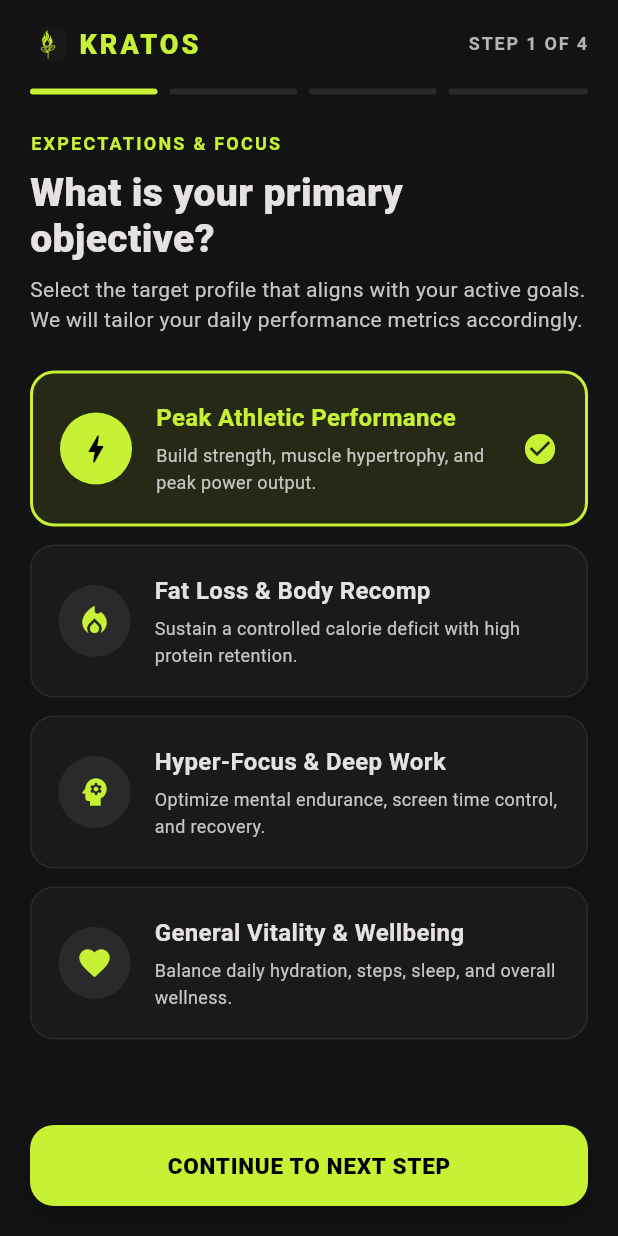
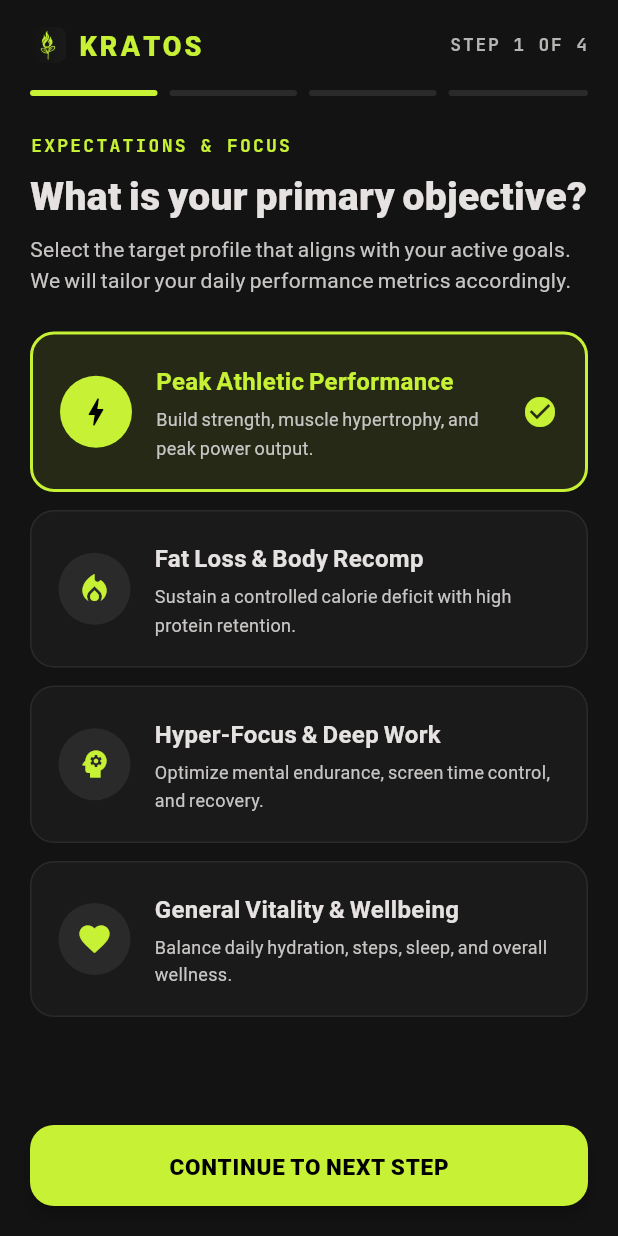
Before and after one commit to pranjalchaplot/kratos_health, a Flutter app: the screen it shows after launch, on a phone screen of 412 x 824 dp. Run offline on Flutter 3.47's test engine with Material 3 defaults, Android fonts, the phone set to English and light mode, and no system bars; our stand-ins replace google_fonts, pedometer, permission_handler, shared_preferences; missing offline and left inert: app_usage; Roboto replaces fonts that are missing (Geist).

Commit message:
feat: implement theme, typography systems, and state provider for Kratos and Soma

```diff
--- /dev/null
+++ b/lib/core/fonts.dart
@@ -0,0 +1,6 @@
+/// Core Fonts export for the KRATOS app.
+///
+/// Provides access to [KratosFonts] and [AppFonts].
+library;
+
+export '../theme/kratos_fonts.dart';
--- /dev/null
+++ b/lib/theme/kratos_fonts.dart
@@ -0,0 +1,369 @@
+import 'package:flutter/material.dart';
+import 'package:google_fonts/google_fonts.dart';
+import 'kratos_theme.dart';
+
+/// Central Core Fonts & Typography Helper for KRATOS.
+///
+/// Defines:
+/// - [primary]: Plus Jakarta Sans (ultra-clean, modern geometric grotesque sans-serif)
+/// - [secondary] / [mono]: JetBrains Mono (high-tech biometric telemetry, numbers, metrics, HUD labels)
+/// - [display]: Space Grotesk (futuristic, bold performance headers and badges)
+class KratosFonts {
+  // --- Font Family Names ---
+  /// Primary font family name (Plus Jakarta Sans)
+  static String? get primaryFamily => GoogleFonts.plusJakartaSans().fontFamily;
+
+  /// Secondary / Monospace font family name (JetBrains Mono)
+  static String? get secondaryFamily => GoogleFonts.jetBrainsMono().fontFamily;
+
+  /// Alias for secondary font family name
+  static String? get monoFamily => secondaryFamily;
+
+  /// Display / Accent font family name (Space Grotesk)
+  static String? get displayFamily => GoogleFonts.spaceGrotesk().fontFamily;
+
+  // --- Dynamic Style Builders ---
+
+  /// Builds a [TextStyle] using the Primary Font (Plus Jakarta Sans).
+  /// Perfect for headings, titles, buttons, body copy, and general UI.
+  static TextStyle primary({
+    TextStyle? textStyle,
+    Color? color,
+    Color? backgroundColor,
+    double? fontSize,
+    FontWeight? fontWeight,
+    FontStyle? fontStyle,
+    double? letterSpacing,
+    double? wordSpacing,
+    TextBaseline? textBaseline,
+    double? height,
+    Locale? locale,
+    Paint? foreground,
+    Paint? background,
+    List<Shadow>? shadows,
+    List<FontFeature>? fontFeatures,
+    TextDecoration? decoration,
+    Color? decorationColor,
+    TextDecorationStyle? decorationStyle,
+    double? decorationThickness,
+  }) {
+    return GoogleFonts.plusJakartaSans(
+      textStyle: textStyle,
+      color: color,
+      backgroundColor: backgroundColor,
+      fontSize: fontSize,
+      fontWeight: fontWeight,
+      fontStyle: fontStyle,
+      letterSpacing: letterSpacing,
+      wordSpacing: wordSpacing,
+      textBaseline: textBaseline,
+      height: height,
+      locale: locale,
+      foreground: foreground,
+      background: background,
+      shadows: shadows,
+      fontFeatures: fontFeatures,
+      decoration: decoration,
+      decorationColor: decorationColor,
+      decorationStyle: decorationStyle,
+      decorationThickness: decorationThickness,
+    );
+  }
+
+  /// Builds a [TextStyle] using the Secondary / Monospace Font (JetBrains Mono).
+  /// Perfect for biometrics, calories, timers, sets/reps, telemetry stats, and badges.
+  static TextStyle secondary({
+    TextStyle? textStyle,
+    Color? color,
+    Color? backgroundColor,
+    double? fontSize,
+    FontWeight? fontWeight,
+    FontStyle? fontStyle,
+    double? letterSpacing,
+    double? wordSpacing,
+    TextBaseline? textBaseline,
+    double? height,
+    Locale? locale,
+    Paint? foreground,
+    Paint? background,
+    List<Shadow>? shadows,
+    List<FontFeature>? fontFeatures,
+    TextDecoration? decoration,
+    Color? decorationColor,
+    TextDecorationStyle? decorationStyle,
+    double? decorationThickness,
+  }) {
+    return GoogleFonts.jetBrainsMono(
+      textStyle: textStyle,
+      color: color,
+      backgroundColor: backgroundColor,
+      fontSize: fontSize,
+      fontWeight: fontWeight,
+      fontStyle: fontStyle,
+      letterSpacing: letterSpacing,
+      wordSpacing: wordSpacing,
+      textBaseline: textBaseline,
+      height: height,
+      locale: locale,
+      foreground: foreground,
+      background: background,
+      shadows: shadows,
+      fontFeatures: fontFeatures,
+      decoration: decoration,
+      decorationColor: decorationColor,
+      decorationStyle: decorationStyle,
+      decorationThickness: decorationThickness,
+    );
+  }
+
+  /// Alias for [secondary] font builder (JetBrains Mono).
+  static TextStyle mono({
+    TextStyle? textStyle,
+    Color? color,
+    Color? backgroundColor,
+    double? fontSize,
+    FontWeight? fontWeight,
+    FontStyle? fontStyle,
+    double? letterSpacing,
+    double? wordSpacing,
+    TextBaseline? textBaseline,
+    double? height,
+    Locale? locale,
+    Paint? foreground,
+    Paint? background,
+    List<Shadow>? shadows,
+    List<FontFeature>? fontFeatures,
+    TextDecoration? decoration,
+    Color? decorationColor,
+    TextDecorationStyle? decorationStyle,
+    double? decorationThickness,
+  }) =>
+      secondary(
+        textStyle: textStyle,
+        color: color,
+        backgroundColor: backgroundColor,
+        fontSize: fontSize,
+        fontWeight: fontWeight,
+        fontStyle: fontStyle,
+        letterSpacing: letterSpacing,
+        wordSpacing: wordSpacing,
+        textBaseline: textBaseline,
+        height: height,
+        locale: locale,
+        foreground: foreground,
+        background: background,
+        shadows: shadows,
+        fontFeatures: fontFeatures,
+        decoration: decoration,
+        decorationColor: decorationColor,
+        decorationStyle: decorationStyle,
+        decorationThickness: decorationThickness,
+      );
+
+  /// Builds a [TextStyle] using the futuristic Display Font (Space Grotesk).
+  /// Great for hero titles, motivational quotes, and banner headings.
+  static TextStyle display({
+    TextStyle? textStyle,
+    Color? color,
+    Color? backgroundColor,
+    double? fontSize,
+    FontWeight? fontWeight,
+    FontStyle? fontStyle,
+    double? letterSpacing,
+    double? wordSpacing,
+    TextBaseline? textBaseline,
+    double? height,
+    Locale? locale,
+    Paint? foreground,
+    Paint? background,
+    List<Shadow>? shadows,
+    List<FontFeature>? fontFeatures,
+    TextDecoration? decoration,
+    Color? decorationColor,
+    TextDecorationStyle? decorationStyle,
+    double? decorationThickness,
+  }) {
+    return GoogleFonts.spaceGrotesk(
+      textStyle: textStyle,
+      color: color,
+      backgroundColor: backgroundColor,
+      fontSize: fontSize,
+      fontWeight: fontWeight,
+      fontStyle: fontStyle,
+      letterSpacing: letterSpacing,
+      wordSpacing: wordSpacing,
+      textBaseline: textBaseline,
+      height: height,
+      locale: locale,
+      foreground: foreground,
+      background: background,
+      shadows: shadows,
+      fontFeatures: fontFeatures,
+      decoration: decoration,
+      decorationColor: decorationColor,
+      decorationStyle: decorationStyle,
+      decorationThickness: decorationThickness,
+    );
+  }
+
+  // --- Ready-to-Use Typography Presets ---
+
+  // Primary Font Presets (Plus Jakarta Sans)
+  static TextStyle get displayLarge => primary(
+        fontSize: 48,
+        fontWeight: FontWeight.w800,
+        height: 1.1,
+        letterSpacing: -1.92,
+        color: KratosColors.onSurface,
+      );
+
+  static TextStyle get headlineLarge => primary(
+        fontSize: 32,
+        fontWeight: FontWeight.w700,
+        height: 1.2,
+        letterSpacing: -0.64,
+        color: KratosColors.onSurface,
+      );
+
+  static TextStyle get headlineMedium => primary(
+        fontSize: 24,
+        fontWeight: FontWeight.w700,
+        height: 1.2,
+        letterSpacing: -0.32,
+        color: KratosColors.onSurface,
+      );
+
+  static TextStyle get headlineSmall => primary(
+        fontSize: 20,
+        fontWeight: FontWeight.w700,
+        height: 1.3,
+        color: KratosColors.onSurface,
+      );
+
+  static TextStyle get titleLarge => primary(
+        fontSize: 20,
+        fontWeight: FontWeight.w600,
+        height: 1.3,
+        color: KratosColors.onSurface,
+      );
+
+  static TextStyle get titleMedium => primary(
+        fontSize: 16,
+        fontWeight: FontWeight.w600,
+        height: 1.4,
+        color: KratosColors.onSurface,
+      );
+
+  static TextStyle get titleSmall => primary(
+        fontSize: 14,
+        fontWeight: FontWeight.w600,
+        height: 1.4,
+        color: KratosColors.onSurface,
+      );
+
+  static TextStyle get bodyLarge => primary(
+        fontSize: 16,
+        fontWeight: FontWeight.w400,
+        height: 1.5,
+        color: KratosColors.onSurface,
+      );
+
+  static TextStyle get bodyMedium => primary(
+        fontSize: 14,
+        fontWeight: FontWeight.w400,
+        height: 1.5,
+        color: KratosColors.onSurface,
+      );
+
+  static TextStyle get bodySmall => primary(
+        fontSize: 12,
+        fontWeight: FontWeight.w400,
+        height: 1.4,
+        color: KratosColors.onSecondaryContainer,
+      );
+
+  static TextStyle get labelLarge => primary(
+        fontSize: 14,
+        fontWeight: FontWeight.w600,
+        letterSpacing: 0.1,
+        color: KratosColors.onSurface,
+      );
+
+  // Secondary Font Presets (JetBrains Mono)
+  static TextStyle get labelCaps => secondary(
+        fontSize: 11,
+        fontWeight: FontWeight.w700,
+        letterSpacing: 1.2,
+        color: KratosColors.onSecondaryContainer,
+      );
+
+  static TextStyle get metricHuge => secondary(
+        fontSize: 36,
+        fontWeight: FontWeight.w800,
+        letterSpacing: -1.0,
+        height: 1.0,
+        color: KratosColors.onSurface,
+      );
+
+  static TextStyle get metricLarge => secondary(
+        fontSize: 24,
+        fontWeight: FontWeight.w700,
+        letterSpacing: -0.5,
+        height: 1.0,
+        color: KratosColors.onSurface,
+      );
+
+  static TextStyle get metricMedium => secondary(
+        fontSize: 18,
+        fontWeight: FontWeight.w700,
+        letterSpacing: -0.2,
+        color: KratosColors.onSurface,
+      );
+
+  static TextStyle get metricSmall => secondary(
+        fontSize: 14,
+        fontWeight: FontWeight.w600,
+        color: KratosColors.onSurface,
+      );
+
+  static TextStyle get dataReadout => secondary(
+        fontSize: 12,
+        fontWeight: FontWeight.w500,
+        letterSpacing: 0.4,
+        color: KratosColors.onSurface,
+      );
+
+  // --- Theme Generator ---
+
+  /// Builds a complete [TextTheme] for KRATOS using the primary and secondary fonts.
+  static TextTheme createTextTheme([Color defaultTextColor = KratosColors.onSurface]) {
+    final base = ThemeData.dark().textTheme;
+    final primaryTheme = GoogleFonts.plusJakartaSansTextTheme(base).apply(
+      bodyColor: defaultTextColor,
+      displayColor: defaultTextColor,
+    );
+
+    return primaryTheme.copyWith(
+      displayLarge: displayLarge.copyWith(color: defaultTextColor),
+      headlineLarge: headlineLarge.copyWith(color: defaultTextColor),
+      headlineMedium: headlineMedium.copyWith(color: defaultTextColor),
+      headlineSmall: headlineSmall.copyWith(color: defaultTextColor),
+      titleLarge: titleLarge.copyWith(color: defaultTextColor),
+      titleMedium: titleMedium.copyWith(color: defaultTextColor),
+      titleSmall: titleSmall.copyWith(color: defaultTextColor),
+      bodyLarge: bodyLarge.copyWith(color: defaultTextColor),
+      bodyMedium: bodyMedium.copyWith(color: defaultTextColor),
+      bodySmall: bodySmall,
+      labelLarge: labelLarge.copyWith(color: defaultTextColor),
+      labelMedium: primary(
+        fontSize: 12,
+        fontWeight: FontWeight.w600,
+        color: defaultTextColor,
+      ),
+      labelSmall: labelCaps,
+    );
+  }
+}
+
+/// Global alias for [KratosFonts]
+typedef AppFonts = KratosFonts;
--- a/lib/theme/kratos_theme.dart
+++ b/lib/theme/kratos_theme.dart
@@ -1,4 +1,7 @@
 import 'package:flutter/material.dart';
+import 'kratos_fonts.dart';
+
+export 'kratos_fonts.dart';
 
 /// Kratos Design System Colors
 class KratosColors {
@@ -64,76 +67,7 @@ class KratosTheme {
         error: KratosColors.error,
         onSurface: KratosColors.onSurface,
       ),
-      textTheme: const TextTheme(
-        // Display - 48px, 800, Geist
-        displayLarge: TextStyle(
-          fontFamily: 'Geist',
-          fontSize: 48,
-          fontWeight: FontWeight.w800,
-          height: 1.1,
-          letterSpacing: -1.92, // -0.04em
-          color: KratosColors.onSurface,
-        ),
-        // Headline Large - 32px, 700, Geist
-        headlineLarge: TextStyle(
-          fontFamily: 'Geist',
-          fontSize: 32,
-          fontWeight: FontWeight.w700,
-          height: 1.2,
-          letterSpacing: -0.64, // -0.02em
-          color: KratosColors.onSurface,
-        ),
-        // Headline Medium - 24px, 700, Geist (mobile headline)
-        headlineMedium: TextStyle(
-          fontFamily: 'Geist',
-          fontSize: 24,
-          fontWeight: FontWeight.w700,
-          height: 1.2,
-          color: KratosColors.onSurface,
-        ),
-        // Title Large - 20px, 600, Geist
-        titleLarge: TextStyle(
-          fontFamily: 'Geist',
-          fontSize: 20,
-          fontWeight: FontWeight.w600,
-          height: 1.4,
-          color: KratosColors.onSurface,
-        ),
-        // Body Large - 16px, 400, Geist
-        bodyLarge: TextStyle(
-          fontFamily: 'Geist',
-          fontSize: 16,
-          fontWeight: FontWeight.w400,
-          height: 1.6,
-          color: KratosColors.onSurface,
-        ),
-        // Body Medium - 14px, 400, Geist
-        bodyMedium: TextStyle(
-          fontFamily: 'Geist',
-          fontSize: 14,
-          fontWeight: FontWeight.w400,
-          height: 1.5,
-          color: KratosColors.onSurface,
-        ),
-        // Label Large - data-lg: 24px, 700, Geist
-        labelLarge: TextStyle(
-          fontFamily: 'Geist',
-          fontSize: 24,
-          fontWeight: FontWeight.w700,
-          height: 1.0,
-          letterSpacing: -0.48, // -0.02em
-          color: KratosColors.onSurface,
-        ),
-        // Label Small - label-caps: 12px, 700, JetBrains Mono
-        labelSmall: TextStyle(
-          fontFamily: 'JetBrains Mono',
-          fontSize: 12,
-          fontWeight: FontWeight.w700,
-          height: 1.0,
-          letterSpacing: 1.2, // 0.1em
-          color: KratosColors.onSurface,
-        ),
-      ),
+      textTheme: KratosFonts.createTextTheme(KratosColors.onSurface),
     );
   }
 }
```
